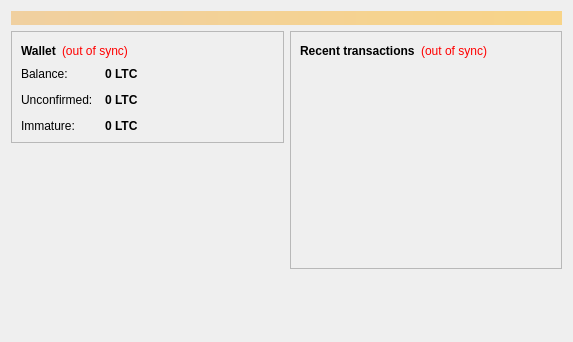
This is src/qt/forms/overviewpage.ui in romanavionics/aero as Qt 5 draws it before an edit. The edited form follows.
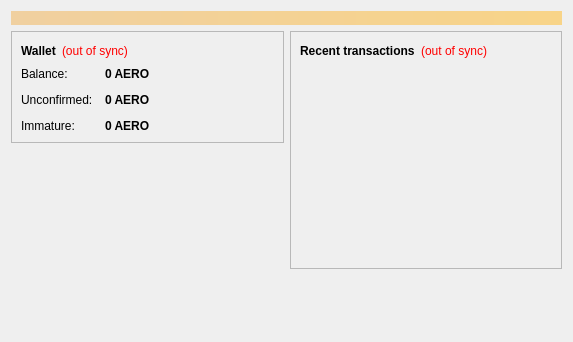
This is the edited form.

What changed in the file:
```diff
--- a/src/qt/forms/overviewpage.ui
+++ b/src/qt/forms/overviewpage.ui
@@ -122,7 +122,7 @@
                <string>Your current balance</string>
               </property>
               <property name="text">
-               <string notr="true">0 LTC</string>
+               <string notr="true">0 AERO</string>
               </property>
               <property name="textInteractionFlags">
                <set>Qt::LinksAccessibleByMouse|Qt::TextSelectableByKeyboard|Qt::TextSelectableByMouse</set>
@@ -151,7 +151,7 @@
                <string>Total of transactions that have yet to be confirmed, and do not yet count toward the current balance</string>
               </property>
               <property name="text">
-               <string notr="true">0 LTC</string>
+               <string notr="true">0 AERO</string>
               </property>
               <property name="textInteractionFlags">
                <set>Qt::LinksAccessibleByMouse|Qt::TextSelectableByKeyboard|Qt::TextSelectableByMouse</set>
@@ -177,7 +177,7 @@
                <string>Mined balance that has not yet matured</string>
               </property>
               <property name="text">
-               <string notr="true">0 LTC</string>
+               <string notr="true">0 AERO</string>
               </property>
               <property name="textInteractionFlags">
                <set>Qt::LinksAccessibleByMouse|Qt::TextSelectableByKeyboard|Qt::TextSelectableByMouse</set>
```
Left out of the diff: 4 changed lines with no effect on the pictures.
